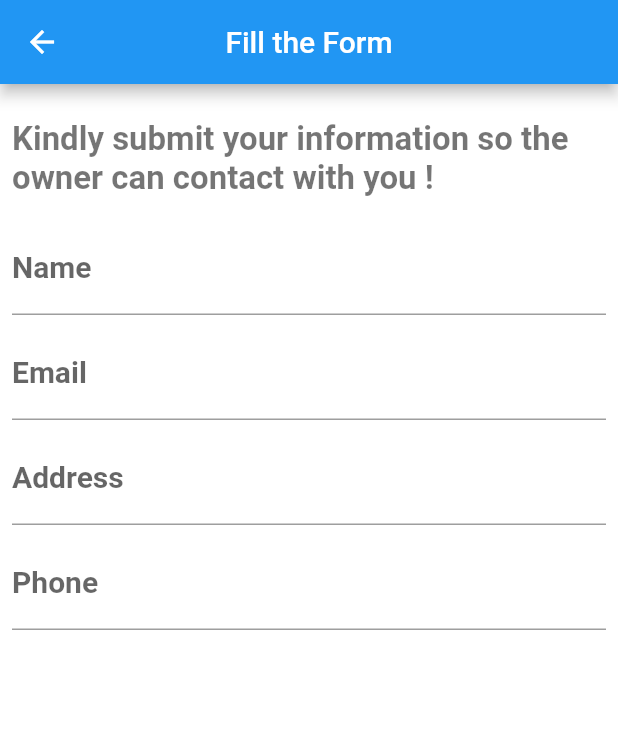
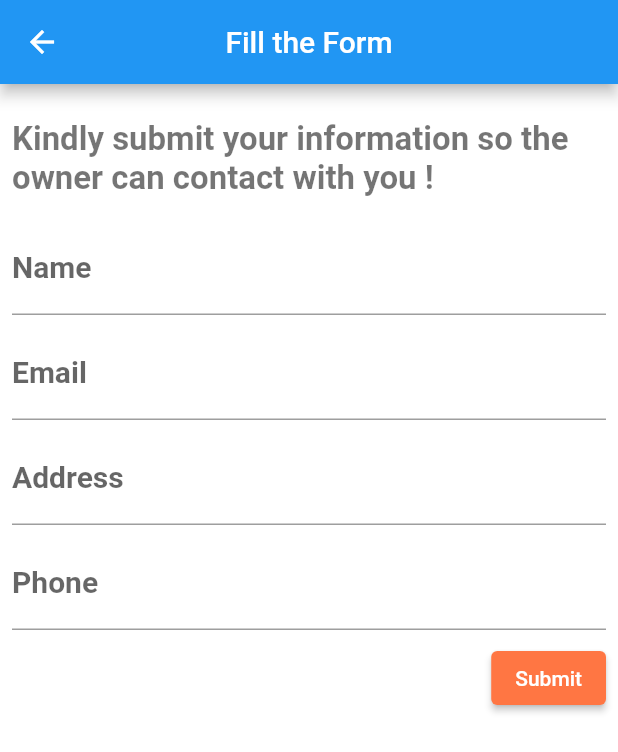
Before and after one commit to iHamza7/Last-year-Project, a Flutter app: the CnicForm screen opened by its route, on a phone screen of 412 x 824 dp. Shown: the top 752 px of the screen. Run offline on Flutter 3.47's test engine with Material 2 defaults, Android fonts, the phone set to English and light mode, and no system bars; our stand-ins replace cloud_firestore, firebase_core, image_picker; missing offline and left inert: pakistan_cnic; accounts and stored records are empty.

Commit message:
lib changed

```diff
--- a/lib/cnic_findupload/cnic_form.dart
+++ b/lib/cnic_findupload/cnic_form.dart
@@ -1,6 +1,9 @@
 import 'package:flutter/material.dart';
 
 import '../size_config.dart';
+import 'cnic_helper.dart';
+import 'cnicmodel.dart';
+// import 'data_class.dart';
 import 'text_field.dart';
 
 class CnicForm extends StatefulWidget {
@@ -17,6 +20,7 @@ class _CnicFormState extends State<CnicForm> {
   TextEditingController finderPhone = TextEditingController();
   @override
   Widget build(BuildContext context) {
+    // final args = ModalRoute.of(context)!.settings.arguments as ShowData;
     return SafeArea(
         child: Scaffold(
       appBar: AppBar(
@@ -48,15 +52,43 @@ class _CnicFormState extends State<CnicForm> {
             ),
             TextInputField(
               "Email",
-              finderName,
+              finderEmail,
             ),
             TextInputField(
               "Address",
-              finderName,
+              finderAddress,
             ),
             TextInputField(
               "Phone",
-              finderName,
+              finderPhone,
+            ),
+            Expanded(
+              child: Row(
+                mainAxisAlignment: MainAxisAlignment.end,
+                crossAxisAlignment: CrossAxisAlignment.start,
+                children: [
+                  ElevatedButton(
+                    style: ElevatedButton.styleFrom(
+                      backgroundColor: const Color(0XFFFF7643),
+                    ),
+                    onPressed: () {
+                      FirestoreHelper.addData(UserModel(
+                        // ownerName: args.ownerName.text,
+                        // ownerNumber: args.ownerNumber.text,
+                        // ownerExpire: args.ownerExpire.text,
+                        finderName: finderName.text,
+                        finderEmail: finderEmail.text,
+                        finderAddress: finderAddress.text,
+                        finderPhone: finderPhone.text,
+                      ));
+                      //   debugPrint(args.ownerName.text);
+                      //   debugPrint(args.ownerNumber.text);
+                      //   debugPrint(args.ownerExpire.text);
+                    },
+                    child: const Text('Submit'),
+                  ),
+                ],
+              ),
             ),
           ],
         ),
--- a/lib/cnic_findupload/cnic_helper.dart
+++ b/lib/cnic_findupload/cnic_helper.dart
@@ -8,12 +8,16 @@ class FirestoreHelper {
   static Future addData(UserModel user) async {
     final usercollection = FirebaseFirestore.instance.collection("finderList");
 
-    final docRef = usercollection.doc(user.ownerName);
+    final docRef = usercollection.doc();
 
     final newUser = UserModel(
       ownerName: user.ownerName,
       ownerNumber: user.ownerNumber,
       ownerExpire: user.ownerExpire,
+      finderName: user.finderName,
+      finderEmail: user.finderEmail,
+      finderAddress: user.finderAddress,
+      finderPhone: user.finderPhone,
     ).toJson();
     try {
       await docRef.set(newUser);
--- a/lib/cnic_findupload/cnic_show.dart
+++ b/lib/cnic_findupload/cnic_show.dart
@@ -60,7 +60,7 @@ class _ShowCnicState extends State<ShowCnic> {
                         //   debugPrint(args.ownerNumber.text);
                         //   debugPrint(args.ownerExpire.text);
                       },
-                      child: const Text('next here'),
+                      child: const Text('Next'),
                     ),
                   ],
                 ),
--- a/lib/cnic_findupload/cnicmodel.dart
+++ b/lib/cnic_findupload/cnicmodel.dart
@@ -1,26 +1,44 @@
 import 'package:cloud_firestore/cloud_firestore.dart';
 
 class UserModel {
-  final String? ownerName, ownerNumber, ownerExpire;
+  final String? ownerName,
+      ownerNumber,
+      ownerExpire,
+      finderName,
+      finderEmail,
+      finderAddress,
+      finderPhone;
 
   UserModel({
     this.ownerName,
     this.ownerNumber,
     this.ownerExpire,
+    this.finderName,
+    this.finderEmail,
+    this.finderAddress,
+    this.finderPhone,
   });
 
   factory UserModel.fromSnapshot(DocumentSnapshot snap) {
     var snapshot = snap.data() as Map<String, dynamic>;
 
     return UserModel(
-      ownerName: snapshot["Name"],
-      ownerNumber: snapshot["Number"],
+      ownerName: snapshot["OwnerName"],
+      ownerNumber: snapshot["OwnerNumber"],
       ownerExpire: snapshot["ExpiryDate"],
+      finderName: snapshot["FinderName"],
+      finderEmail: snapshot["FinderEmail"],
+      finderAddress: snapshot["FinderAddress"],
+      finderPhone: snapshot["FinderPhone"],
     );
   }
   Map<String, dynamic> toJson() => {
-        "Name": ownerName,
-        "Number": ownerNumber,
+        "OwnerName": ownerName,
+        "OwnerNumber": ownerNumber,
         "ExpiryDate": ownerExpire,
+        "FinderName": finderName,
+        "FinderEmail": finderEmail,
+        "FinderAddress": finderAddress,
+        "FinderPhone": finderPhone,
       };
 }
```
